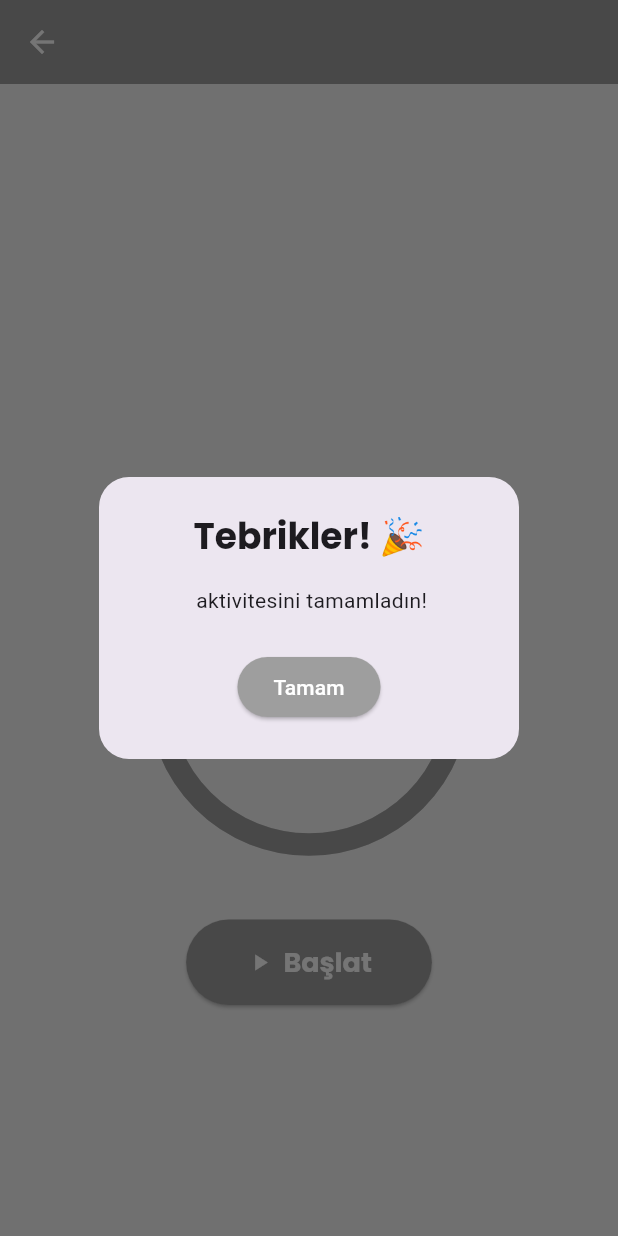
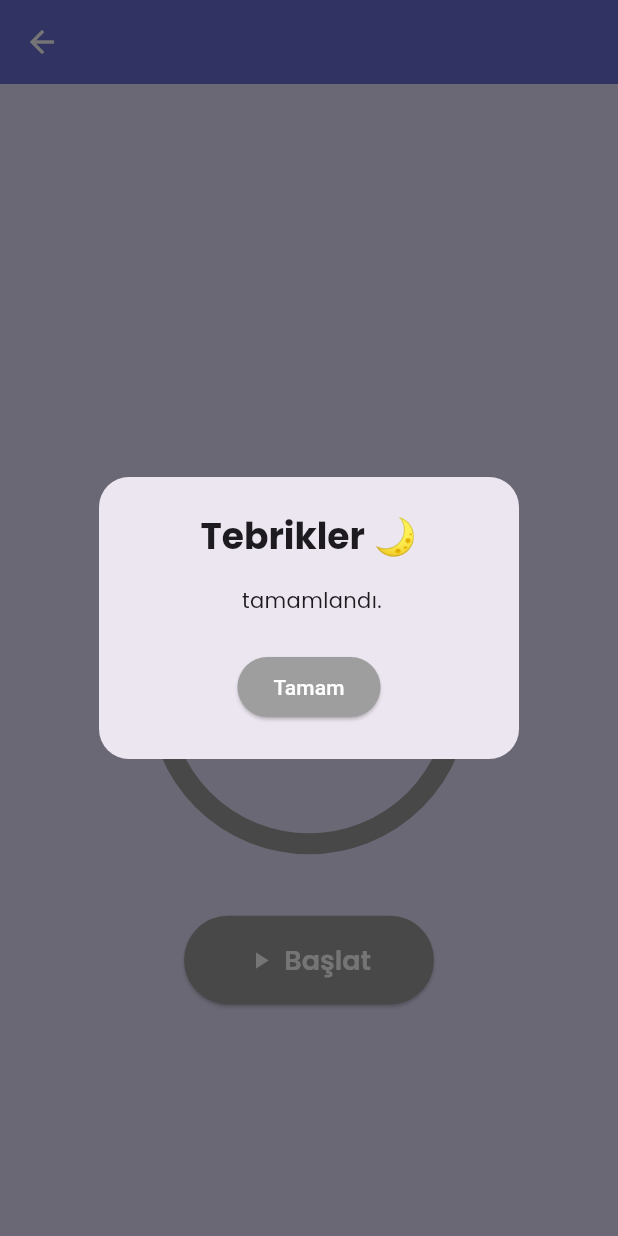
Before and after one commit to HilalNisaCan/EmotionCare, a Flutter app: the ActivityTimerPage screen opened directly with empty values, after a tap on "Başlat", on a phone screen of 412 x 824 dp. Run offline on Flutter 3.47's test engine with Material 3 defaults, Android fonts, the light colour scheme and no system bars; our stand-ins replace firebase_auth, firebase_core, flutter_dotenv, flutter_riverpod, google_fonts, image_picker and 2 more; missing offline and left inert: audio_session; accounts and stored records are empty.

```diff
--- a/lib/pages/activity_timer_page.dart
+++ b/lib/pages/activity_timer_page.dart
@@ -11,10 +11,9 @@ class ActivityTimerPage extends ConsumerStatefulWidget {
   final Color color;
   final IconData icon;
 
-  /// 🔥 Yeni eklenen özellikler
-  final bool showSaveButton;   // Mood’dan geliyorsa true
-  final String mood;           // Günlüğe kaydedilecek mood
-  final String actionName;     // "Kitap okudu 📖" gibi
+  final bool showSaveButton;
+  final String mood;
+  final String actionName;
 
   const ActivityTimerPage({
     super.key,
@@ -29,10 +28,12 @@ class ActivityTimerPage extends ConsumerStatefulWidget {
   });
 
   @override
-  ConsumerState<ActivityTimerPage> createState() => _ActivityTimerPageState();
+  ConsumerState<ActivityTimerPage> createState() =>
+      _ActivityTimerPageState();
 }
 
-class _ActivityTimerPageState extends ConsumerState<ActivityTimerPage> {
+class _ActivityTimerPageState
+    extends ConsumerState<ActivityTimerPage> {
   Timer? _timer;
   late int _remainingSeconds;
   bool _isRunning = false;
@@ -55,19 +56,20 @@ class _ActivityTimerPageState extends ConsumerState<ActivityTimerPage> {
       setState(() => _isRunning = false);
     } else {
       setState(() => _isRunning = true);
-      _timer = Timer.periodic(const Duration(seconds: 1), (timer) {
-        if (!mounted) return;
+      _timer = Timer.periodic(
+        const Duration(seconds: 1),
+        (timer) {
+          if (!mounted) return;
 
-        setState(() {
           if (_remainingSeconds > 0) {
-            _remainingSeconds--;
+            setState(() => _remainingSeconds--);
           } else {
             timer.cancel();
-            _isRunning = false;
+            setState(() => _isRunning = false);
             _showCompletionDialog();
           }
-        });
-      });
+        },
+      );
     }
   }
 
@@ -75,32 +77,43 @@ class _ActivityTimerPageState extends ConsumerState<ActivityTimerPage> {
     showDialog(
       context: context,
       barrierDismissible: false,
-      builder: (context) => AlertDialog(
-        shape: RoundedRectangleBorder(borderRadius: BorderRadius.circular(20)),
-        title: Text("Tebrikler! 🎉",
-            style: GoogleFonts.poppins(fontWeight: FontWeight.bold),
-            textAlign: TextAlign.center),
+      builder: (_) => AlertDialog(
+        shape: RoundedRectangleBorder(
+          borderRadius: BorderRadius.circular(20),
+        ),
+        title: Text(
+          "Tebrikler 🌙",
+          textAlign: TextAlign.center,
+          style: GoogleFonts.poppins(fontWeight: FontWeight.bold),
+        ),
         content: Text(
-          "${widget.title} aktivitesini tamamladın!",
+          "${widget.title} tamamlandı.",
           textAlign: TextAlign.center,
+          style: GoogleFonts.poppins(),
         ),
         actions: [
           Center(
             child: ElevatedButton(
               style: ElevatedButton.styleFrom(
                 backgroundColor: widget.color,
+                shape: const StadiumBorder(),
               ),
               onPressed: () {
-                // 🔥 Günlüğe kaydet sadece mood ekranından gelindiyse
                 if (widget.showSaveButton) {
                   ref.read(diaryProvider.notifier).addEntry(
-                      widget.mood, widget.actionName, null, "⏳");
+                        widget.mood,
+                        widget.actionName,
+                        null,
+                        "⏳",
+                      );
                 }
-
                 Navigator.pop(context);
-                Navigator.popUntil(context, (route) => route.isFirst);
+                Navigator.popUntil(context, (r) => r.isFirst);
               },
-              child: const Text("Tamam", style: TextStyle(color: Colors.white)),
+              child: const Text(
+                "Tamam",
+                style: TextStyle(color: Colors.white),
+              ),
             ),
           ),
         ],
@@ -109,43 +122,57 @@ class _ActivityTimerPageState extends ConsumerState<ActivityTimerPage> {
   }
 
   String _formatTime(int seconds) {
-    int m = seconds ~/ 60;
-    int s = seconds % 60;
+    final m = seconds ~/ 60;
+    final s = seconds % 60;
     return '${m.toString().padLeft(2, '0')}:${s.toString().padLeft(2, '0')}';
   }
 
   @override
   Widget build(BuildContext context) {
-    double progress = _remainingSeconds / (widget.durationMinutes * 60);
+    final progress =
+        _remainingSeconds / (widget.durationMinutes * 60);
 
     return Scaffold(
-      backgroundColor: widget.color.withOpacity(0.1),
+      /// 🌸 SABİT, SOFT ARKA PLAN
+      backgroundColor: const Color(0xFFE9E3FF),
+
       appBar: AppBar(
-        title: Text(widget.title,
-            style: GoogleFonts.poppins(fontWeight: FontWeight.w600)),
-        backgroundColor: widget.color,
+        elevation: 0,
+        backgroundColor: const Color(0xFF6A6FD6),
         foregroundColor: Colors.white,
+        title: Text(
+          widget.title,
+          style: GoogleFonts.poppins(fontWeight: FontWeight.w600),
+        ),
       ),
+
       body: Center(
         child: Column(
           mainAxisAlignment: MainAxisAlignment.center,
           children: [
-            Icon(widget.icon, size: 60, color: widget.color),
-            const SizedBox(height: 20),
+            Icon(
+              widget.icon,
+              size: 64,
+              color: widget.color,
+            ),
+
+            const SizedBox(height: 18),
+
             Padding(
-              padding: const EdgeInsets.symmetric(horizontal: 30),
+              padding: const EdgeInsets.symmetric(horizontal: 32),
               child: Text(
                 widget.description,
+                textAlign: TextAlign.center,
                 style: GoogleFonts.poppins(
-                  fontSize: 16,
-                  color: Colors.grey[700],
+                  fontSize: 15,
+                  color: Colors.black87,
                 ),
-                textAlign: TextAlign.center,
               ),
             ),
-            const SizedBox(height: 50),
 
-            // Sayaç
+            const SizedBox(height: 48),
+
+            /// ⏳ DAİRESEL SAYAÇ
             Stack(
               alignment: Alignment.center,
               children: [
@@ -154,9 +181,10 @@ class _ActivityTimerPageState extends ConsumerState<ActivityTimerPage> {
                   height: 200,
                   child: CircularProgressIndicator(
                     value: progress,
-                    strokeWidth: 15,
+                    strokeWidth: 14,
                     color: widget.color,
-                    backgroundColor: Colors.grey.shade300,
+                    backgroundColor:
+                        widget.color.withOpacity(0.2),
                   ),
                 ),
                 Text(
@@ -169,20 +197,30 @@ class _ActivityTimerPageState extends ConsumerState<ActivityTimerPage> {
                 ),
               ],
             ),
-            const SizedBox(height: 50),
 
+            const SizedBox(height: 48),
+
+            /// ▶️ BAŞLAT / DURAKLAT
             ElevatedButton.icon(
               onPressed: _toggleTimer,
-              icon: Icon(_isRunning ? Icons.pause : Icons.play_arrow),
-              label: Text(_isRunning ? "Duraklat" : "Başlat"),
+              icon: Icon(
+                _isRunning ? Icons.pause : Icons.play_arrow,
+              ),
+              label: Text(
+                _isRunning ? "Duraklat" : "Başlat",
+              ),
               style: ElevatedButton.styleFrom(
                 backgroundColor: widget.color,
                 foregroundColor: Colors.white,
                 padding: const EdgeInsets.symmetric(
-                    horizontal: 40, vertical: 15),
+                  horizontal: 42,
+                  vertical: 16,
+                ),
                 shape: const StadiumBorder(),
-                textStyle:
-                    GoogleFonts.poppins(fontSize: 18, fontWeight: FontWeight.bold),
+                textStyle: GoogleFonts.poppins(
+                  fontSize: 18,
+                  fontWeight: FontWeight.w600,
+                ),
               ),
             ),
           ],
```
Also changed, not shown: lib/pages/music/music_page.dart (+232 -98 lines).
